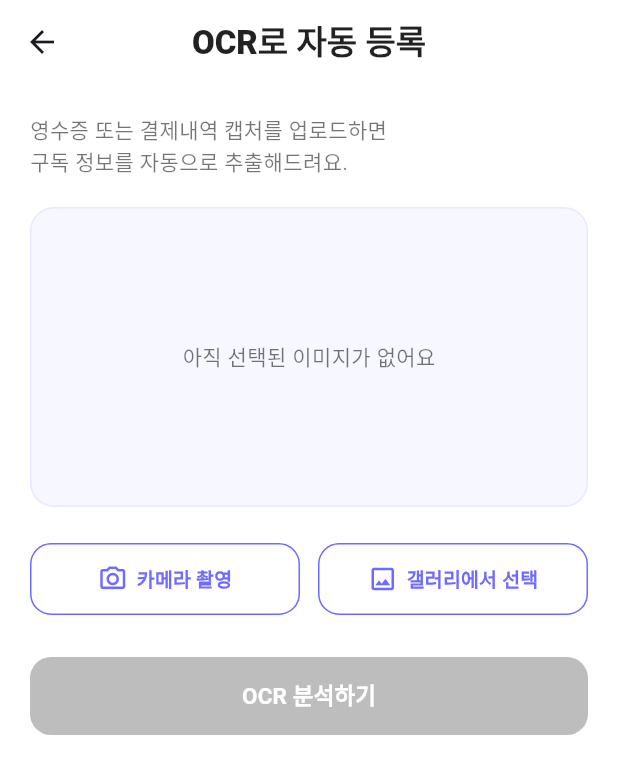
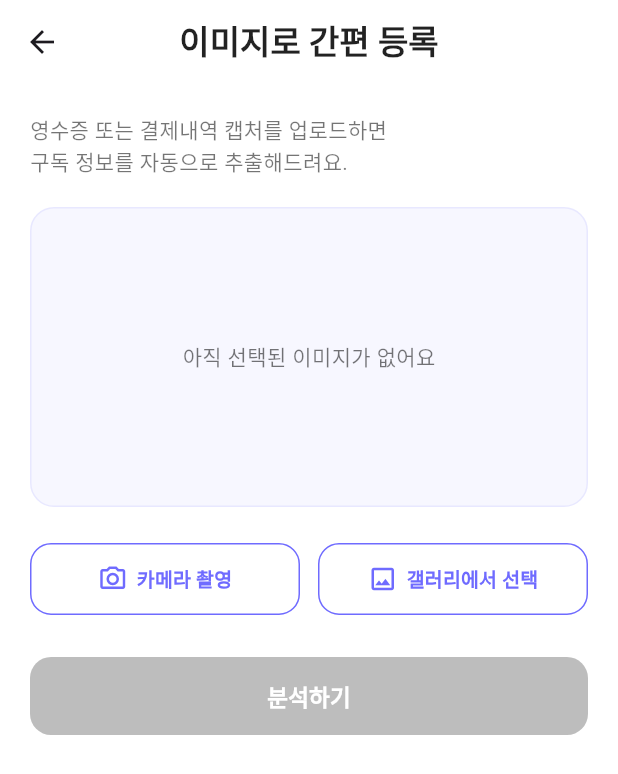
Before and after one commit to FSFSERWRGTA/MOA, a Flutter app: the AddSubscriptionStartScreen screen opened by its route, after a tap on "영수증 / 결제내역 캡처로 자동 등록", on a phone screen of 412 x 824 dp. Shown: the top 774 px of the screen. Run offline on Flutter 3.47's test engine with Material 3 defaults, Android fonts, the light colour scheme and no system bars; our stand-ins replace cloud_firestore, firebase_core, image_picker; accounts and stored records are empty.

Commit message:
OCR 멘트 수정

```diff
--- a/lib/screens/add_subscription/add_subscription_confirm.dart
+++ b/lib/screens/add_subscription/add_subscription_confirm.dart
@@ -68,33 +68,25 @@ class _AddSubscriptionConfirmScreenState
         padding: const EdgeInsets.fromLTRB(20, 20, 20, 40),
         children: [
           const Text(
-            "OCR에서 추출한 구독 정보를 확인해주세요.\n잘못된 정보는 수정할 수 있어요.",
+            "사진에서 추출한 구독 정보를 확인해주세요.\n잘못된 정보는 수정할 수 있어요.",
             style: TextStyle(fontSize: 14, color: Colors.black54, height: 1.4),
           ),
           const SizedBox(height: 24),
-
           _subtitle("서비스명"),
           _input(serviceCtrl),
-
           _subtitle("요금제명"),
           _input(planCtrl),
-
           _subtitle("결제 금액"),
           _input(amountCtrl, type: TextInputType.number),
-
           _subtitle("통화"),
           _input(currencyCtrl),
-
           _subtitle("결제일"),
           _datePicker(),
-
           _subtitle("청구 주기"),
           _cycleSelector(),
-
           _subtitle("메모"),
           _input(notesCtrl, maxLines: 3),
           const SizedBox(height: 30),
-
           _saveButton(),
         ],
       ),
@@ -206,7 +198,7 @@ class _AddSubscriptionConfirmScreenState
         // 실제 Firestore 저장은 아ㅏ직 구현x
         ScaffoldMessenger.of(context).showSnackBar(
           const SnackBar(
-            content: Text("저장 완료! (Firestore 연결 예정)"),
+            content: Text("저장 완료!"),
             duration: Duration(seconds: 2),
           ),
         );
--- a/lib/screens/add_subscription/add_subscription_manual.dart
+++ b/lib/screens/add_subscription/add_subscription_manual.dart
@@ -174,7 +174,7 @@ class _AddSubscriptionManualScreenState
           padding: const EdgeInsets.fromLTRB(20, 20, 20, 40),
           children: [
             const Text(
-              "OCR 없이 직접 입력하여 구독을 등록할 수 있어요.",
+              "직접 입력하여 구독을 등록할 수 있어요.",
               style:
                   TextStyle(fontSize: 14, color: Colors.black54, height: 1.4),
             ),
--- a/lib/screens/add_subscription/add_subscription_ocr.dart
+++ b/lib/screens/add_subscription/add_subscription_ocr.dart
@@ -84,11 +84,10 @@ class _AddSubscriptionOCRScreenState extends State<AddSubscriptionOCRScreen> {
         elevation: 0,
         centerTitle: true,
         title: const Text(
-          "OCR로 자동 등록",
+          "이미지로 간편 등록",
           style: TextStyle(fontWeight: FontWeight.w800, color: Colors.black87),
         ),
       ),
-
       body: Padding(
         padding: const EdgeInsets.fromLTRB(20, 20, 20, 40),
         child: Column(
@@ -153,7 +152,7 @@ class _AddSubscriptionOCRScreenState extends State<AddSubscriptionOCRScreen> {
                       ),
                     )
                   : const Text(
-                      "OCR 분석하기",
+                      "분석하기",
                       style: TextStyle(
                         fontWeight: FontWeight.w700,
                         fontSize: 15,
--- a/lib/screens/add_subscription/add_subscription_start.dart
+++ b/lib/screens/add_subscription/add_subscription_start.dart
@@ -38,7 +38,7 @@ class AddSubscriptionStartScreen extends StatelessWidget {
             _OptionButton(
               icon: Icons.document_scanner_outlined,
               title: "영수증 / 결제내역 캡처로 자동 등록",
-              subtitle: "OCR로 금액·설명·날짜를 자동 추출해요",
+              subtitle: "금액·설명·날짜를 자동 추출해요",
               onTap: () {
                 Navigator.pushNamed(context, Routes.addSubscriptionOCR);
               },
```
